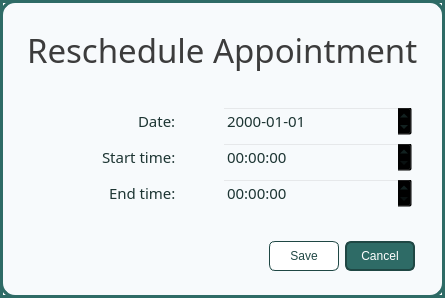
Qt form ui/popup_resched.ui (karlito20/AdoraFlowProject) before a commit.
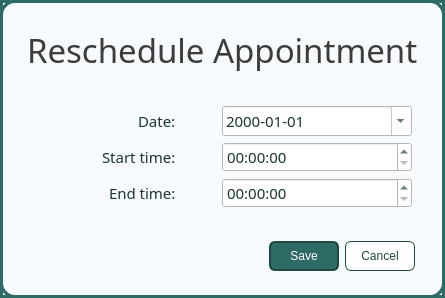
The same form after that commit.

Diff of the .ui file:
```diff
--- a/ui/popup_resched.ui
+++ b/ui/popup_resched.ui
@@ -9,7 +9,7 @@
    <rect>
     <x>0</x>
     <y>0</y>
-    <width>400</width>
+    <width>409</width>
     <height>291</height>
    </rect>
   </property>
@@ -618,8 +618,7 @@
            <item>
             <widget class="QWidget" name="verticalWidget" native="true">
              <property name="styleSheet">
-              <string notr="true">background: transparent;
-color: #1D3533;</string>
+              <string notr="true">color: #1D3533;</string>
              </property>
              <layout class="QVBoxLayout" name="input_container">
               <property name="rightMargin">
@@ -639,9 +638,16 @@
                   <pointsize>11</pointsize>
                  </font>
                 </property>
+                <property name="styleSheet">
+                 <string notr="true">background: white;
+</string>
+                </property>
                 <property name="displayFormat">
                  <string>yyyy-MM-dd</string>
                 </property>
+                <property name="calendarPopup">
+                 <bool>true</bool>
+                </property>
                </widget>
               </item>
               <item>
@@ -658,6 +664,13 @@
                   <pointsize>11</pointsize>
                  </font>
                 </property>
+                <property name="styleSheet">
+                 <string notr="true">background: white;
+</string>
+                </property>
+                <property name="calendarPopup">
+                 <bool>false</bool>
+                </property>
                </widget>
               </item>
               <item>
@@ -674,6 +687,10 @@
                   <pointsize>11</pointsize>
                  </font>
                 </property>
+                <property name="styleSheet">
+                 <string notr="true">background: white;
+</string>
+                </property>
                </widget>
               </item>
              </layout>
@@ -718,12 +735,13 @@
             <cursorShape>PointingHandCursor</cursorShape>
            </property>
            <property name="styleSheet">
-            <string notr="true">#save_button {
-	background: white;
+            <string notr="true">
+#save_button {
 	border-radius: 6px;
-	border: 1px solid #1F4744;
-	color: #1F4744;
-
+	color: white;
+	border: 2px solid #1F4744;
+	padding: 5px;
+	background: #2E6B66;
 }
 
 #save_button:hover {
@@ -752,11 +770,11 @@
            </property>
            <property name="styleSheet">
             <string notr="true">#cancel_button {
+	background: white;
 	border-radius: 6px;
-	color: white;
-	border: 2px solid #1F4744;
-	padding: 5px;
-	background: #2E6B66;
+	border: 1px solid #1F4744;
+	color: #1F4744;
+
 }
 
 #cancel_button:hover {
@@ -764,11 +782,11 @@
 	background: #265955;
 
 }
+
 #cancel_button:pressed {
-	background: #1F4744;
-	color: white;
-	border: 2px solid #1F4744;
-}</string>
+	background: #B8E0DD;
+}
+</string>
            </property>
            <property name="text">
             <string>Cancel</string>
```
Left out of the diff: 13 changed lines with no effect on the pictures.
